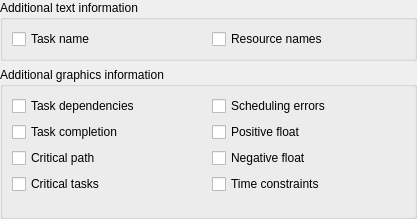
First picture: the form in src/libs/ui/kptganttchartdisplayoptions.ui, repository KDE/calligraplan, before the edit.
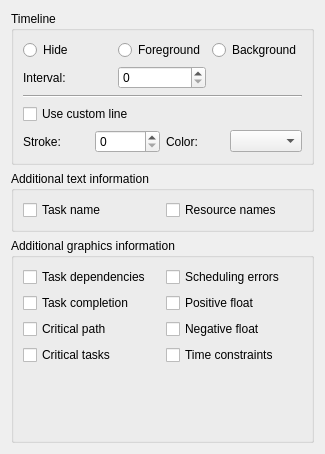
Second picture: the form after the edit. Custom widgets are drawn as their Qt base class.

Commit message: Gantt: Add timeline configuration

```diff
--- a/src/libs/ui/kptganttchartdisplayoptions.ui
+++ b/src/libs/ui/kptganttchartdisplayoptions.ui
@@ -6,18 +6,148 @@
    <rect>
     <x>0</x>
     <y>0</y>
-    <width>417</width>
-    <height>219</height>
+    <width>325</width>
+    <height>454</height>
    </rect>
   </property>
   <property name="toolTip">
    <string/>
   </property>
-  <layout class="QGridLayout" name="gridLayout_3">
-   <property name="margin">
-    <number>0</number>
-   </property>
-   <item row="0" column="0">
+  <layout class="QVBoxLayout" name="verticalLayout">
+   <item>
+    <widget class="QGroupBox" name="groupBox_3">
+     <property name="title">
+      <string>Timeline</string>
+     </property>
+     <layout class="QVBoxLayout" name="verticalLayout_2">
+      <item>
+       <layout class="QGridLayout" name="gridLayout_4">
+        <item row="0" column="0">
+         <widget class="QRadioButton" name="ui_timeLineHide">
+          <property name="toolTip">
+           <string>Do not show the timeline</string>
+          </property>
+          <property name="text">
+           <string>Hide</string>
+          </property>
+         </widget>
+        </item>
+        <item row="0" column="1">
+         <widget class="QRadioButton" name="ui_timeLineForeground">
+          <property name="toolTip">
+           <string>Show timeline in the foreground</string>
+          </property>
+          <property name="text">
+           <string>Foreground</string>
+          </property>
+         </widget>
+        </item>
+        <item row="0" column="2">
+         <widget class="QRadioButton" name="ui_timeLineBackground">
+          <property name="toolTip">
+           <string>Show timeline in the background</string>
+          </property>
+          <property name="text">
+           <string>Background</string>
+          </property>
+         </widget>
+        </item>
+        <item row="1" column="0" colspan="2">
+         <layout class="QHBoxLayout" name="horizontalLayout_3">
+          <item>
+           <widget class="QLabel" name="label_3">
+            <property name="toolTip">
+             <string>Update interval in minutes, 0 disables update</string>
+            </property>
+            <property name="text">
+             <string>Interval:</string>
+            </property>
+            <property name="buddy">
+             <cstring>ui_timeLineInterval</cstring>
+            </property>
+           </widget>
+          </item>
+          <item>
+           <widget class="QSpinBox" name="ui_timeLineInterval">
+            <property name="toolTip">
+             <string/>
+            </property>
+           </widget>
+          </item>
+         </layout>
+        </item>
+       </layout>
+      </item>
+      <item>
+       <widget class="Line" name="line">
+        <property name="orientation">
+         <enum>Qt::Horizontal</enum>
+        </property>
+       </widget>
+      </item>
+      <item>
+       <layout class="QGridLayout" name="gridLayout_3">
+        <item row="0" column="0">
+         <widget class="QCheckBox" name="ui_timeLineUseCustom">
+          <property name="text">
+           <string>Use custom line</string>
+          </property>
+         </widget>
+        </item>
+        <item row="1" column="0">
+         <layout class="QHBoxLayout" name="horizontalLayout">
+          <item>
+           <widget class="QLabel" name="label_2">
+            <property name="toolTip">
+             <string>Line width</string>
+            </property>
+            <property name="text">
+             <string>Stroke:</string>
+            </property>
+            <property name="buddy">
+             <cstring>ui_timeLineStroke</cstring>
+            </property>
+           </widget>
+          </item>
+          <item>
+           <widget class="QSpinBox" name="ui_timeLineStroke">
+            <property name="toolTip">
+             <string/>
+            </property>
+           </widget>
+          </item>
+         </layout>
+        </item>
+        <item row="1" column="1">
+         <layout class="QHBoxLayout" name="horizontalLayout_2">
+          <item>
+           <widget class="QLabel" name="label">
+            <property name="toolTip">
+             <string>Line color</string>
+            </property>
+            <property name="text">
+             <string>Color:</string>
+            </property>
+            <property name="buddy">
+             <cstring>ui_timeLineColor</cstring>
+            </property>
+           </widget>
+          </item>
+          <item>
+           <widget class="KColorCombo" name="ui_timeLineColor">
+            <property name="toolTip">
+             <string/>
+            </property>
+           </widget>
+          </item>
+         </layout>
+        </item>
+       </layout>
+      </item>
+     </layout>
+    </widget>
+   </item>
+   <item>
     <widget class="QGroupBox" name="groupBox">
      <property name="title">
       <string>Additional text information</string>
@@ -40,7 +170,7 @@
      </layout>
     </widget>
    </item>
-   <item row="1" column="0">
+   <item>
     <widget class="QGroupBox" name="groupBox_2">
      <property name="title">
       <string>Additional graphics information</string>
@@ -123,6 +253,13 @@
    </item>
   </layout>
  </widget>
+ <customwidgets>
+  <customwidget>
+   <class>KColorCombo</class>
+   <extends>QComboBox</extends>
+   <header location="global">KColorCombo</header>
+  </customwidget>
+ </customwidgets>
  <resources/>
  <connections/>
 </ui>
```
Left out of the diff: 14 changed lines with no effect on the pictures. The commit also changes 4 other files.
